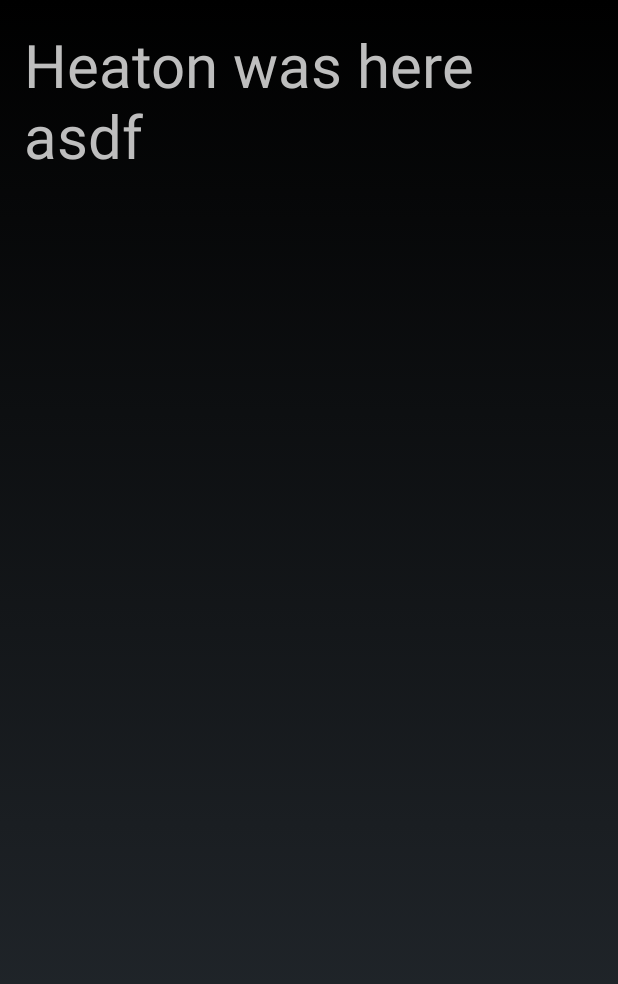
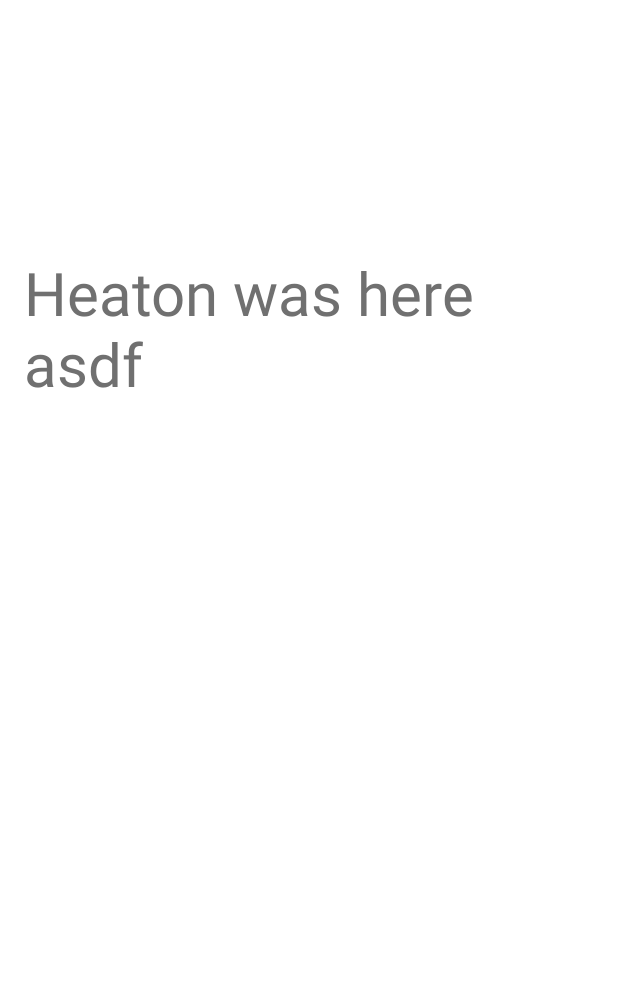
Before and after one commit to AdamSoderstrom1337/JagHarAldrig, an Android app: the screen it shows after launch (Main), on a phone screen of 412 x 824 dp. Shown: the top 984 px of the screen. Run offline under Robolectric (Android 15) with nearby library versions, the phone set to English and light mode, and no system bars.

Commit message:
Ändringar lite såär

```diff
--- a/app/src/main/res/layout/activity_main.xml
+++ b/app/src/main/res/layout/activity_main.xml
@@ -6,13 +6,19 @@
     android:paddingRight="@dimen/activity_horizontal_margin"
     android:paddingTop="@dimen/activity_vertical_margin"
     android:paddingBottom="@dimen/activity_vertical_margin"
+    android:background="#FFFFFF"
     tools:context=".Main">
+
 
     <TextView
         android:text="Heaton was here asdf"
+        android:textColor="#707070"
 
         android:layout_width="wrap_content"
         android:layout_height="wrap_content"
-        android:textSize="40dp" />
+        android:textSize="40dp"
+        android:layout_alignParentTop="true"
+        android:layout_alignParentStart="true"
+        android:layout_marginTop="152dp" />
 
 </RelativeLayout>
```
